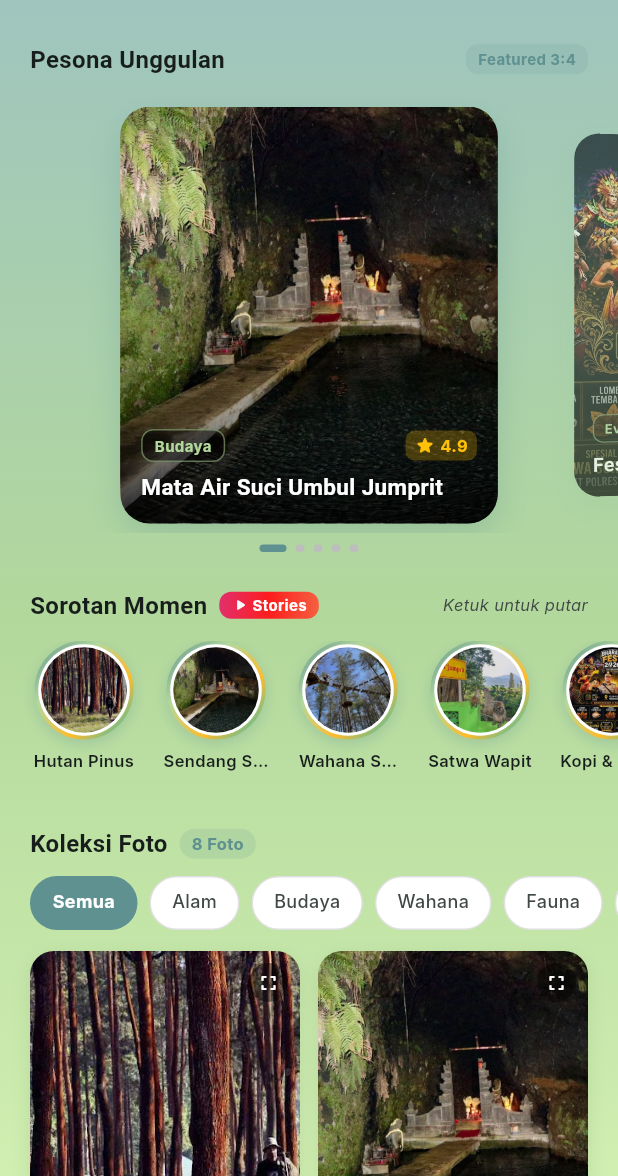
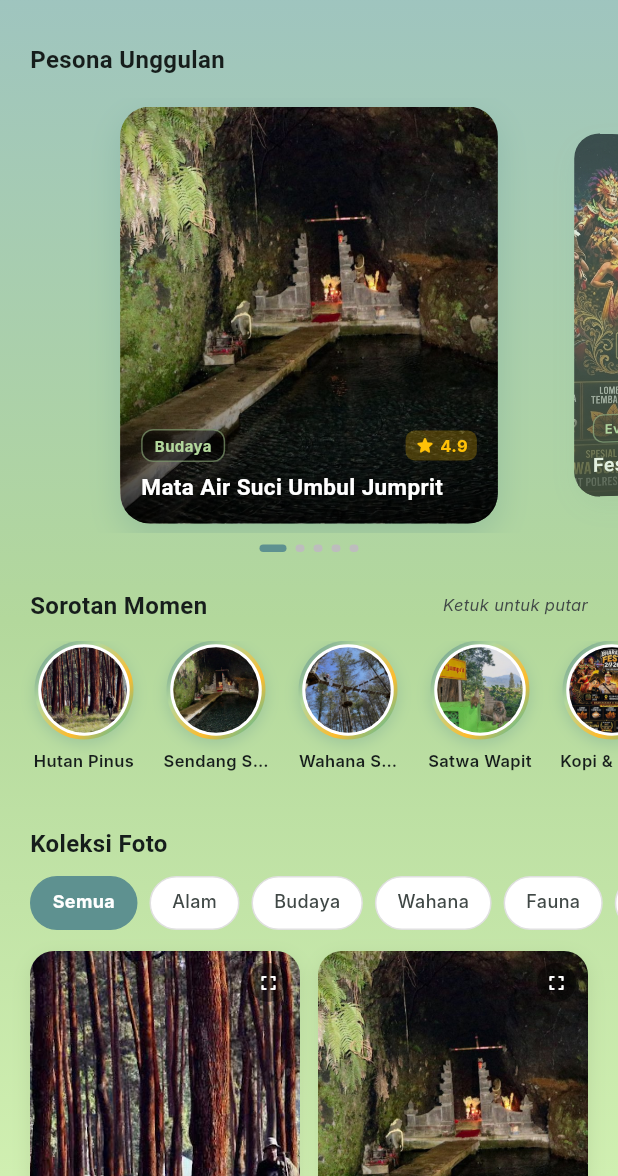
Before and after one commit to gowapitapp-wq/gowapit-app, a Flutter app: the GaleriScreen screen opened directly, on a phone screen of 412 x 824 dp, the part 60-1236 px from its top. Run offline on Flutter 3.47's test engine with Material 3 defaults, Android fonts, the phone set to English and light mode, and no system bars; our stand-ins replace easy_localization, google_sign_in, image_picker, lottie, qr_flutter, shared_preferences; missing offline and left inert: mobile_scanner; accounts and stored records are empty; network calls fail; Roboto replaces fonts that are missing (Inter, Montserrat); project files that could hold a hidden picture were left out.

Commit message:
refactor: remove Featured 3:4 badge, Stories badge, and photo count badge from GaleriScreen headers

```diff
--- a/gowapit_frontend/lib/screens/galeri_screen.dart
+++ b/gowapit_frontend/lib/screens/galeri_screen.dart
@@ -666,10 +666,7 @@ class _GaleriScreenState extends State<GaleriScreen> {
                     // =========================================================
                     Padding(
                       padding: const EdgeInsets.symmetric(horizontal: 20),
-                      child: Row(
-                        mainAxisAlignment: MainAxisAlignment.spaceBetween,
-                        children: [
-                          Text(
+                      child: Text(
                         "Pesona Unggulan",
                         style: TextStyle(
                           fontFamily: 'Montserrat',
@@ -677,19 +674,6 @@ class _GaleriScreenState extends State<GaleriScreen> {
                           fontWeight: FontWeight.bold,
                           color: textColor,
                         ),
-                          ),
-                          Container(
-                            padding: const EdgeInsets.symmetric(horizontal: 8, vertical: 3),
-                            decoration: BoxDecoration(
-                              color: primaryColor.withValues(alpha: 0.15),
-                              borderRadius: BorderRadius.circular(8),
-                            ),
-                            child: const Text(
-                              "Featured 3:4",
-                              style: TextStyle(fontSize: 10, fontWeight: FontWeight.bold, color: primaryColor),
-                            ),
-                          ),
-                        ],
                       ),
                     ),
                     const SizedBox(height: 14),
@@ -869,8 +853,6 @@ class _GaleriScreenState extends State<GaleriScreen> {
                       child: Row(
                         mainAxisAlignment: MainAxisAlignment.spaceBetween,
                         children: [
-                          Row(
-                            children: [
                           Text(
                             "Sorotan Momen",
                             style: TextStyle(
@@ -879,28 +861,6 @@ class _GaleriScreenState extends State<GaleriScreen> {
                               fontWeight: FontWeight.bold,
                               color: textColor,
                             ),
-                              ),
-                              const SizedBox(width: 8),
-                              Container(
-                                padding: const EdgeInsets.symmetric(horizontal: 8, vertical: 2),
-                                decoration: BoxDecoration(
-                                  gradient: const LinearGradient(
-                                    colors: [Color(0xFFE1306C), Color(0xFFFD1D1D), Color(0xFFF56040)],
-                                  ),
-                                  borderRadius: BorderRadius.circular(8),
-                                ),
-                                child: const Row(
-                                  children: [
-                                    Icon(Icons.play_arrow_rounded, color: Colors.white, size: 12),
-                                    SizedBox(width: 2),
-                                    Text(
-                                      "Stories",
-                                      style: TextStyle(color: Colors.white, fontSize: 10, fontWeight: FontWeight.bold),
-                                    ),
-                                  ],
-                                ),
-                              ),
-                            ],
                           ),
                           Text(
                             "Ketuk untuk putar",
@@ -1009,12 +969,7 @@ class _GaleriScreenState extends State<GaleriScreen> {
                     // =========================================================
                     Padding(
                       padding: const EdgeInsets.symmetric(horizontal: 20),
-                      child: Row(
-                        mainAxisAlignment: MainAxisAlignment.spaceBetween,
-                        children: [
-                          Row(
-                            children: [
-                              Text(
+                      child: Text(
                         "Koleksi Foto",
                         style: TextStyle(
                           fontFamily: 'Montserrat',
@@ -1022,22 +977,6 @@ class _GaleriScreenState extends State<GaleriScreen> {
                           fontWeight: FontWeight.bold,
                           color: textColor,
                         ),
-                              ),
-                              const SizedBox(width: 8),
-                              Container(
-                                padding: const EdgeInsets.symmetric(horizontal: 8, vertical: 2),
-                                decoration: BoxDecoration(
-                                  color: primaryColor.withValues(alpha: 0.15),
-                                  borderRadius: BorderRadius.circular(10),
-                                ),
-                                child: Text(
-                                  "${filteredFeed.length} Foto",
-                                  style: const TextStyle(fontSize: 11, fontWeight: FontWeight.bold, color: primaryColor),
-                                ),
-                              ),
-                            ],
-                          ),
-                        ],
                       ),
                     ),
                     const SizedBox(height: 10),
```
Lines whose indentation alone changed are shown as unchanged.
